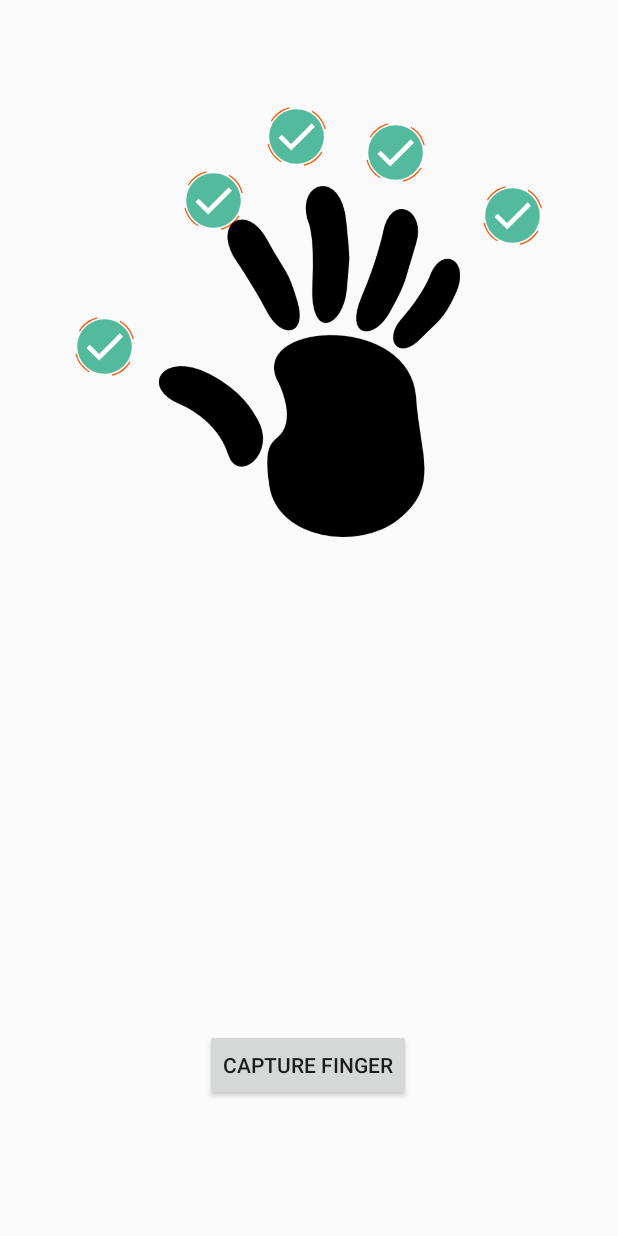
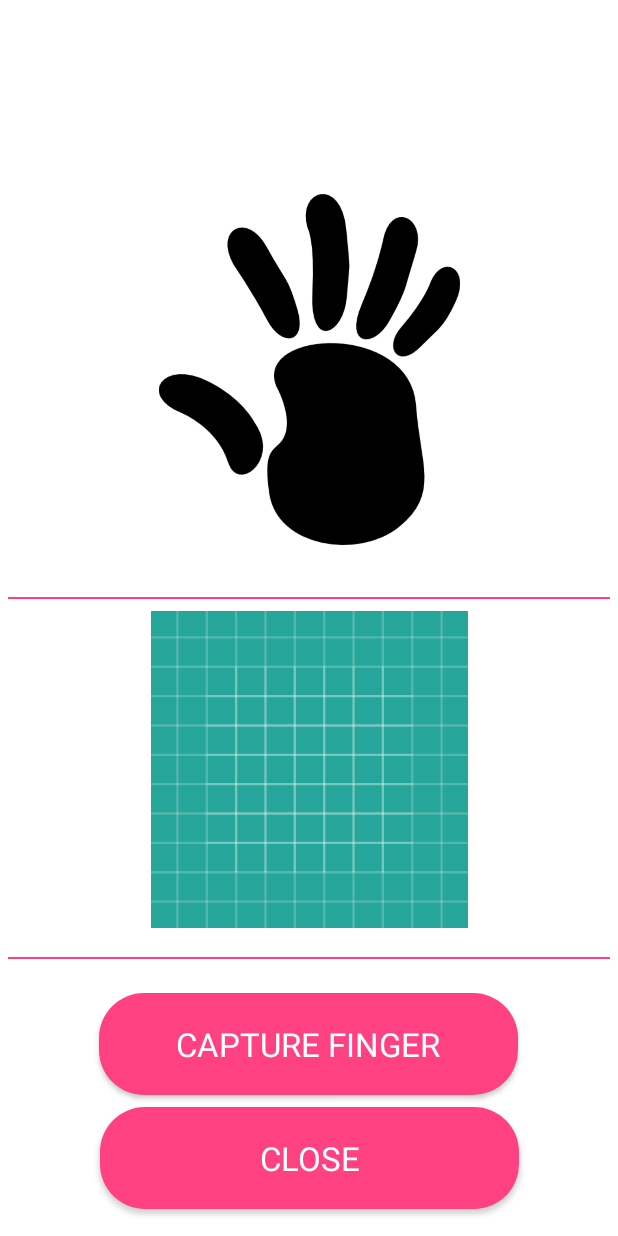
Before and after one commit to LEMUBIT/WepoyFingerPrint, an Android app: the CaptureFingers screen opened directly, with no data from a screen before it, on a phone screen of 412 x 824 dp. Run offline under Robolectric (Android 15) with nearby library versions, the phone set to English and light mode, and no system bars; our stand-ins replace RxJava; libraries missing offline, so code that uses them is left out: com.afollestad.materialdialogs, com.mapzen.speakerbox; 4 statements that could not run were skipped.

Commit message:
add fingerprint image

```diff
--- a/app/src/main/java/com/lemuel/lemubit/fingerprinttest/MainActivity.java
+++ b/app/src/main/java/com/lemuel/lemubit/fingerprinttest/MainActivity.java
@@ -133,7 +133,7 @@ public class MainActivity extends AppCompatActivity implements View.OnClickListe
         mProgressDialog.setIcon(android.R.drawable.ic_dialog_info);
         mProgressDialog.setIndeterminate(false);
         mProgressDialog.setCancelable(false);
-
+        mBtnClear.setVisibility(View.VISIBLE);
         updateSingerTestText(-1, -1, -1, -1);
         // Initialize Realm (just once per application)
         Realm.init(getApplicationContext());
--- a/app/src/main/java/com/lemuel/lemubit/fingerprinttest/view/CaptureAttendance.kt
+++ b/app/src/main/java/com/lemuel/lemubit/fingerprinttest/view/CaptureAttendance.kt
@@ -20,6 +20,7 @@ import com.lemuel.lemubit.fingerprinttest.recyclerview.CaptureAttendanceAdapter
 import com.lemuel.lemubit.fingerprinttest.viewInterface.FingerPrintInterface
 import com.lemuel.lemubit.fingerprinttest.viewInterface.TakeAttendanceView
 import com.rollbar.android.Rollbar
+import com.wepoy.fp.FingerprintImage
 import io.reactivex.Observable
 import io.reactivex.Observer
 import io.reactivex.android.schedulers.AndroidSchedulers
@@ -80,6 +81,10 @@ class CaptureAttendance : AppCompatActivity(), TakeAttendanceView, FingerPrintIn
 
     override fun onUpdateInfoTextView(info: String?) {
         txt_currentTime.text = info
+    }
+
+    override fun updateFingerPrintImage(fi: FingerprintImage?) {
+        TODO("not implemented") //To change body of created functions use File | Settings | File Templates.
     }
 
     override fun onPlayNotificationSound(res: Int) {
--- a/app/src/main/java/com/lemuel/lemubit/fingerprinttest/view/HomeMenu.kt
+++ b/app/src/main/java/com/lemuel/lemubit/fingerprinttest/view/HomeMenu.kt
@@ -34,7 +34,7 @@ class HomeMenu : AppCompatActivity(), HomeMenuView {
         }
 
         btn_takeAttendance.setOnClickListener {
-            startActivity(Intent(this, CaptureFingers::class.java))
+            startActivity(Intent(this, EnrolActivity::class.java))
         }
 
         btn_clearAttendance.setOnClickListener {
--- a/app/src/main/java/com/lemuel/lemubit/fingerprinttest/viewInterface/FingerPrintInterface.java
+++ b/app/src/main/java/com/lemuel/lemubit/fingerprinttest/viewInterface/FingerPrintInterface.java
@@ -1,4 +1,6 @@
 package com.lemuel.lemubit.fingerprinttest.viewInterface;
+
+import com.wepoy.fp.FingerprintImage;
 
 public interface FingerPrintInterface {
 
@@ -9,4 +11,6 @@ public interface FingerPrintInterface {
     void setProgressDialog();
 
     void showInfoToast(String info);
+
+    void updateFingerPrintImage(FingerprintImage fi);
 }
--- /dev/null
+++ b/app/src/main/res/drawable/ovalbackground.xml
@@ -0,0 +1,24 @@
+<?xml version="1.0" encoding="utf-8"?>
+<shape xmlns:android="http://schemas.android.com/apk/res/android"
+    android:shape="rectangle" >
+
+    <corners
+        android:bottomLeftRadius="30dp"
+        android:bottomRightRadius="30dp"
+        android:radius="60dp"
+        android:topLeftRadius="30dp"
+        android:topRightRadius="30dp" />
+
+    <solid android:color="@color/colorAccent" />
+
+    <padding
+        android:bottom="0dp"
+        android:left="0dp"
+        android:right="0dp"
+        android:top="0dp" />
+
+    <size
+        android:height="60dp"
+        android:width="270dp" />
+
+</shape>
--- a/app/src/main/res/layout/activity_capture_fingers.xml
+++ b/app/src/main/res/layout/activity_capture_fingers.xml
@@ -4,6 +4,8 @@
     xmlns:tools="http://schemas.android.com/tools"
     android:layout_width="match_parent"
     android:layout_height="match_parent"
+    android:background="#fff"
+    android:padding="5dp"
     tools:context=".view.CaptureFingers">
 
     <com.airbnb.lottie.LottieAnimationView
@@ -15,6 +17,7 @@
         android:layout_marginEnd="8dp"
         android:layout_marginStart="300dp"
         android:layout_marginTop="8dp"
+        android:visibility="invisible"
         app:layout_constraintBottom_toBottomOf="@+id/imageView"
         app:layout_constraintEnd_toEndOf="parent"
         app:layout_constraintHorizontal_bias="0.33"
@@ -34,6 +37,7 @@
         android:layout_marginEnd="8dp"
         android:layout_marginStart="8dp"
         android:layout_marginTop="8dp"
+        android:visibility="invisible"
         app:layout_constraintBottom_toBottomOf="@+id/imageView"
         app:layout_constraintEnd_toEndOf="parent"
         app:layout_constraintHorizontal_bias="0.67"
@@ -54,6 +58,7 @@
         android:layout_marginEnd="8dp"
         android:layout_marginStart="8dp"
         android:layout_marginTop="8dp"
+        android:visibility="invisible"
         app:layout_constraintBottom_toBottomOf="@+id/imageView"
         app:layout_constraintEnd_toEndOf="parent"
         app:layout_constraintHorizontal_bias="0.48"
@@ -73,6 +78,7 @@
         android:layout_marginEnd="8dp"
         android:layout_marginStart="8dp"
         android:layout_marginTop="108dp"
+        android:visibility="invisible"
         app:layout_constraintBottom_toBottomOf="@+id/imageView"
         app:layout_constraintEnd_toEndOf="parent"
         app:layout_constraintHorizontal_bias="0.32"
@@ -91,6 +97,7 @@
         android:layout_marginBottom="8dp"
         android:layout_marginStart="8dp"
         android:layout_marginTop="8dp"
+        android:visibility="invisible"
         app:layout_constraintBottom_toBottomOf="parent"
         app:layout_constraintEnd_toStartOf="@+id/imageView"
         app:layout_constraintHorizontal_bias="0.98"
@@ -100,6 +107,7 @@
         app:lottie_autoPlay="true"
         app:lottie_fileName="check.json"
         app:lottie_loop="true" />
+
     <ImageView
         android:id="@+id/imageView"
         android:layout_width="219dp"
@@ -116,17 +124,74 @@
 
     <Button
         android:id="@+id/btn_capture_right_fingers"
-        android:layout_width="wrap_content"
-        android:layout_height="wrap_content"
+        style="@style/Base.TextAppearance.AppCompat.Large"
+        android:layout_width="279dp"
+        android:layout_height="68dp"
         android:layout_marginBottom="72dp"
         android:layout_marginEnd="8dp"
         android:layout_marginStart="8dp"
         android:layout_marginTop="8dp"
+        android:background="@drawable/ovalbackground"
         android:text="Capture Finger"
+        android:textColor="#fff"
         app:layout_constraintBottom_toBottomOf="parent"
         app:layout_constraintEnd_toEndOf="parent"
         app:layout_constraintHorizontal_bias="0.498"
         app:layout_constraintStart_toStartOf="parent"
         app:layout_constraintTop_toBottomOf="@+id/imageView"
         app:layout_constraintVertical_bias="0.946" />
+
+    <Button
+        android:id="@+id/btn_righthand_close"
+        style="@style/Base.TextAppearance.AppCompat.Large"
+        android:layout_width="279dp"
+        android:layout_height="68dp"
+        android:layout_marginBottom="11dp"
+        android:layout_marginEnd="8dp"
+        android:layout_marginStart="8dp"
+        android:layout_marginTop="6dp"
+        android:background="@drawable/ovalbackground"
+        android:text="Close"
+        android:textColor="#fff"
+        app:layout_constraintBottom_toBottomOf="parent"
+        app:layout_constraintEnd_toEndOf="parent"
+        app:layout_constraintStart_toStartOf="parent"
+        app:layout_constraintTop_toBottomOf="@+id/btn_capture_right_fingers" />
+    <View
+        android:layout_width="match_parent"
+        android:layout_height="1dp"
+        android:layout_marginBottom="12dp"
+        android:layout_marginTop="8dp"
+        android:background="@color/colorAccent"
+        app:layout_constraintBottom_toTopOf="@+id/btn_capture_right_fingers"
+        app:layout_constraintEnd_toEndOf="parent"
+        app:layout_constraintHorizontal_bias="0.0"
+        app:layout_constraintStart_toStartOf="parent"
+        app:layout_constraintTop_toBottomOf="@+id/image_fingerprint" />
+    <ImageView
+        android:id="@+id/image_fingerprint"
+        android:layout_width="235dp"
+        android:layout_height="211dp"
+        android:layout_marginBottom="8dp"
+        android:layout_marginEnd="8dp"
+        android:layout_marginStart="8dp"
+        android:layout_marginTop="8dp"
+        app:layout_constraintBottom_toTopOf="@+id/btn_capture_right_fingers"
+        app:layout_constraintEnd_toEndOf="parent"
+        app:layout_constraintStart_toStartOf="parent"
+        app:layout_constraintTop_toBottomOf="@+id/imageView"
+        app:srcCompat="@drawable/ic_launcher_background"
+        tools:ignore="VectorDrawableCompat" />
+
+    <View
+        android:layout_width="match_parent"
+        android:layout_height="1dp"
+        android:layout_marginBottom="8dp"
+        android:layout_marginTop="8dp"
+        android:background="@color/colorAccent"
+        app:layout_constraintBottom_toTopOf="@+id/image_fingerprint"
+        app:layout_constraintEnd_toEndOf="parent"
+        app:layout_constraintStart_toStartOf="parent"
+        app:layout_constraintTop_toBottomOf="@+id/imageView"
+        app:layout_constraintVertical_bias="1.0" />
 </android.support.constraint.ConstraintLayout>
```
Also changed, not shown: app/src/main/java/com/lemuel/lemubit/fingerprinttest/operations/Fingerprint.kt (+9 -8 lines), app/src/main/java/com/lemuel/lemubit/fingerprinttest/operations/GetBitMap.java (added, +21 -0 lines), app/src/main/java/com/lemuel/lemubit/fingerprinttest/view/CaptureFingers.kt (+56 -10 lines), app/src/main/java/com/lemuel/lemubit/fingerprinttest/view/EnrolActivity.kt (+25 -3 lines).
